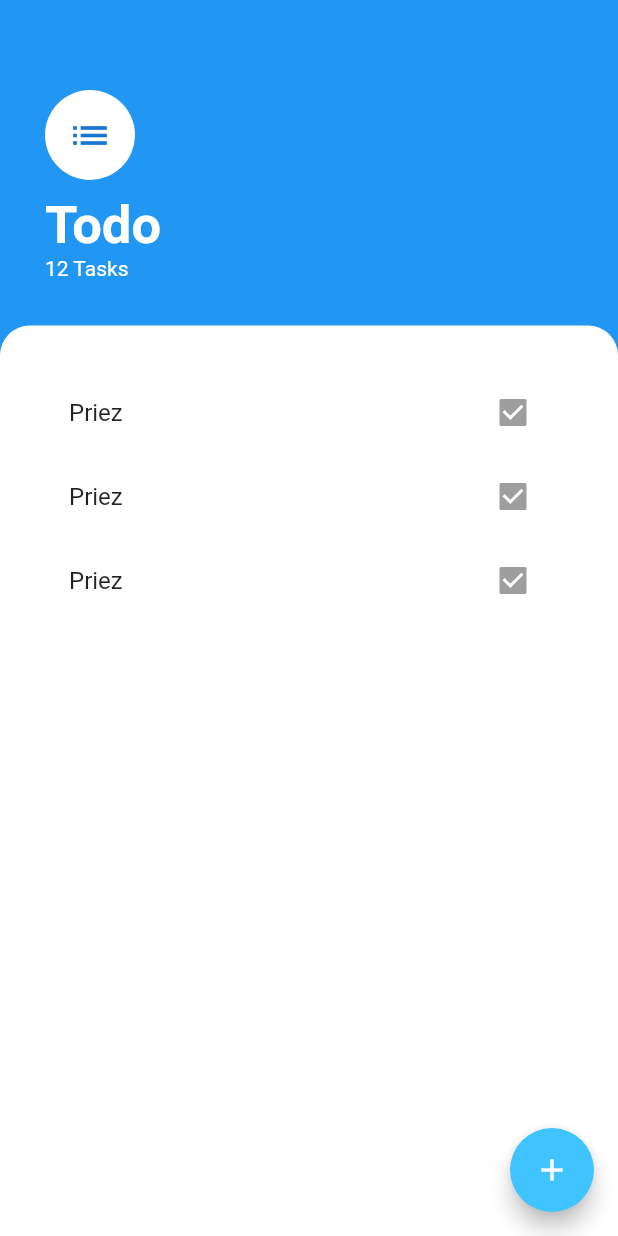
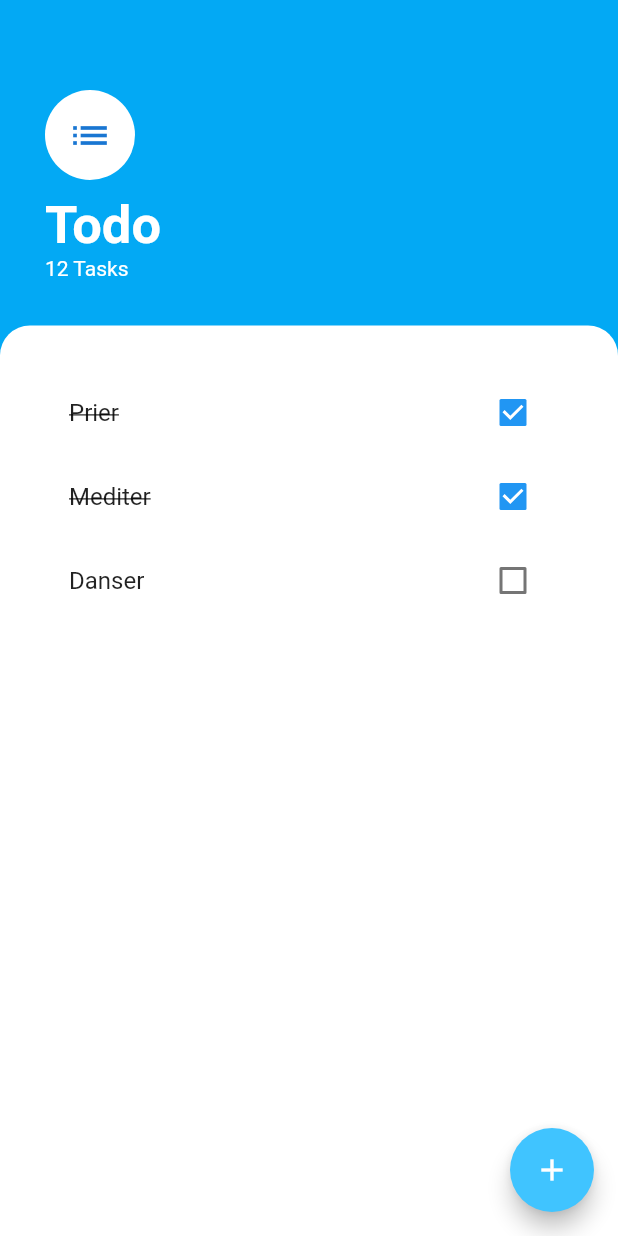
Before and after one commit to madison08/todo_flutter, a Flutter app: the screen it shows after launch, on a phone screen of 412 x 824 dp. Run offline on Flutter 3.47's test engine with Material 2 defaults, Android fonts, the phone set to English and light mode, and no system bars.

Commit message:
add provider and start task management

```diff
--- a/lib/constants.dart
+++ b/lib/constants.dart
@@ -1,3 +1,3 @@
 import 'package:flutter/material.dart';
 
-const kPrimaryColor = Colors.blue;
+const kPrimaryColor = Colors.lightBlue;
--- a/lib/main.dart
+++ b/lib/main.dart
@@ -1,6 +1,13 @@
 import 'package:flutter/material.dart';
+import 'package:provider/provider.dart';
 
 import './screens/Tasks_screen.dart';
+
+import './widgets/myData.dart';
+
+import './providers/data_provider.dart';
+
+// import './models/Task.dart';
 
 void main() {
   runApp(MyApp());
@@ -9,8 +16,11 @@ void main() {
 class MyApp extends StatelessWidget {
   @override
   Widget build(BuildContext context) {
-    return MaterialApp(
-      home: TasksScreen(),
+    return ChangeNotifierProvider(
+      create: (_) => DataProvider(),
+      child: MaterialApp(
+        home: TasksScreen(),
+      ),
     );
   }
 }
--- /dev/null
+++ b/lib/models/Task.dart
@@ -0,0 +1,14 @@
+// import 'package:flutter/cupertino.dart';
+
+import 'package:flutter/foundation.dart';
+
+class Task with ChangeNotifier {
+  final String name;
+  bool isDone;
+
+  Task({this.name, this.isDone = false});
+
+  void toggleDone() {
+    isDone = !isDone;
+  }
+}
--- /dev/null
+++ b/lib/providers/data_provider.dart
@@ -0,0 +1,21 @@
+import 'package:flutter/foundation.dart';
+import '../models/Task.dart';
+
+class DataProvider with ChangeNotifier {
+  List<Task> tasks = [
+    Task(
+      name: 'Prier',
+      isDone: true,
+    ),
+    Task(
+      name: 'Mediter',
+      isDone: true,
+    ),
+    Task(
+      name: 'Danser',
+      isDone: false,
+    ),
+  ];
+
+  void fetchAllTasks() {}
+}
--- a/lib/screens/addTask_screen.dart
+++ b/lib/screens/addTask_screen.dart
@@ -1,5 +1,8 @@
 import 'package:flutter/material.dart';
 import 'package:todoapp/constants.dart';
+
+import 'package:provider/provider.dart';
+import '../widgets/myData.dart';
 
 class AddTask extends StatelessWidget {
   @override
@@ -36,6 +39,9 @@ class AddTask extends StatelessWidget {
           ),
           TextField(
             autofocus: true,
+            onChanged: (val) {
+              Provider.of<Data>(context, listen: false).changeString(val);
+            },
           ),
           SizedBox(
             height: 20.0,
--- a/lib/widgets/Tasks_list.dart
+++ b/lib/widgets/Tasks_list.dart
@@ -1,16 +1,43 @@
 import 'package:flutter/material.dart';
+import 'package:provider/provider.dart';
+
+import '../providers/data_provider.dart';
 
 import './Tasks_title.dart';
 
+import '../models/Task.dart';
+
 class TaskList extends StatelessWidget {
+  List<Task> tasks = [
+    Task(name: 'Prier'),
+    Task(name: 'Mediter'),
+    Task(name: 'Prier'),
+  ];
+
   @override
   Widget build(BuildContext context) {
-    return ListView(
-      children: [
-        TaskTitle(),
-        TaskTitle(),
-        TaskTitle(),
-      ],
+    return ListView.builder(
+      itemCount: Provider.of<DataProvider>(context).tasks.length,
+      itemBuilder: (BuildContext context, int index) {
+        return TaskTitle(
+          titleList: Provider.of<DataProvider>(context)
+              .tasks[index]
+              .name, //tasks[index].name,
+          isChecked: Provider.of<DataProvider>(context).tasks[index].isDone,
+        );
+      },
     );
   }
 }
+
+
+
+// Widget build(BuildContext context) {
+//     return ListView(
+//       children: [
+//         TaskTitle(),
+//         TaskTitle(),
+//         TaskTitle(),
+//       ],
+//     );
+//   }
--- a/lib/widgets/Tasks_title.dart
+++ b/lib/widgets/Tasks_title.dart
@@ -1,14 +1,47 @@
 import 'package:flutter/material.dart';
+import 'package:provider/provider.dart';
+
+import '../widgets/myData.dart';
 
 class TaskTitle extends StatelessWidget {
+  // bool isChecked = true;
+  void changeCheck(bool newValue) {
+    // setState(() {
+    // isChecked = newValue;
+    // });
+  }
+
+  String titleList;
+  bool isChecked;
+
+  TaskTitle({this.titleList, this.isChecked = false});
+
   @override
   Widget build(BuildContext context) {
     return ListTile(
-      title: Text('Priez'),
-      trailing: Checkbox(
-        value: true,
-        onChanged: null,
+      title: Text(
+        titleList,
+        style: TextStyle(
+          decoration:
+              isChecked ? TextDecoration.lineThrough : TextDecoration.none,
+        ),
       ),
+      trailing: CheckBox(isChecked, changeCheck),
     );
   }
 }
+
+class CheckBox extends StatelessWidget {
+  final bool isChecked;
+  final Function changeChecked;
+
+  CheckBox(this.isChecked, this.changeChecked);
+
+  @override
+  Widget build(BuildContext context) {
+    return Checkbox(
+      value: isChecked,
+      onChanged: changeChecked,
+    );
+  }
+}
--- /dev/null
+++ b/lib/widgets/myData.dart
@@ -0,0 +1,11 @@
+import 'package:flutter/cupertino.dart';
+import 'package:provider/provider.dart';
+
+class Data extends ChangeNotifier {
+  String data = 'my true data ok fff';
+
+  void changeString(String newString) {
+    data = newString;
+    notifyListeners();
+  }
+}
--- a/pubspec.yaml
+++ b/pubspec.yaml
@@ -18,7 +18,7 @@ publish_to: 'none' # Remove this line if you wish to publish to pub.dev
 version: 1.0.0+1
 
 environment:
-  sdk: ">=2.15.1 <3.0.0"
+  sdk: ">=2.11.1 <3.0.0" #15
 
 # Dependencies specify other packages that your package needs in order to work.
 # To automatically upgrade your package dependencies to the latest versions
@@ -34,6 +34,7 @@ dependencies:
   # The following adds the Cupertino Icons font to your application.
   # Use with the CupertinoIcons class for iOS style icons.
   cupertino_icons: ^1.0.2
+  provider: ^6.0.2
 
 dev_dependencies:
   flutter_test:
```
Also changed, not shown: lib/screens/Tasks_screen.dart (+8 -0 lines), pubspec.lock.
